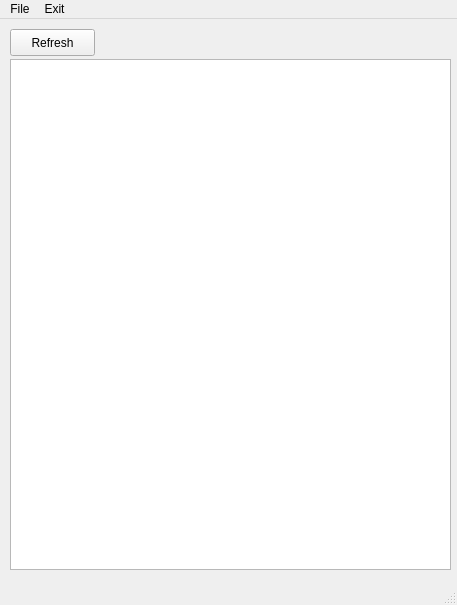
The window that tools/debug/TreeView.ui (TrickPlay/Trickplay) describes before a commit, drawn with Qt 5.
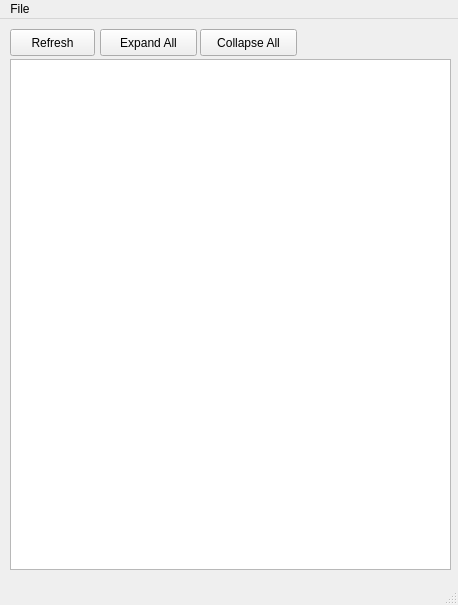
The same window after the commit.

Commit message: Fixed clip property's floating point round error. Added exit button.

Diff of the .ui file:
```diff
--- a/tools/debug/TreeView.ui
+++ b/tools/debug/TreeView.ui
@@ -9,12 +9,12 @@
    <rect>
     <x>0</x>
     <y>0</y>
-    <width>457</width>
+    <width>458</width>
     <height>605</height>
    </rect>
   </property>
   <property name="sizePolicy">
-   <sizepolicy hsizetype="Expanding" vsizetype="Expanding">
+   <sizepolicy hsizetype="Ignored" vsizetype="Ignored">
     <horstretch>0</horstretch>
     <verstretch>0</verstretch>
    </sizepolicy>
@@ -58,13 +58,39 @@
      <string>Refresh</string>
     </property>
    </widget>
+   <widget class="QPushButton" name="button_ExpandAll">
+    <property name="geometry">
+     <rect>
+      <x>100</x>
+      <y>10</y>
+      <width>97</width>
+      <height>27</height>
+     </rect>
+    </property>
+    <property name="text">
+     <string>Expand All</string>
+    </property>
+   </widget>
+   <widget class="QPushButton" name="button_CollapseAll">
+    <property name="geometry">
+     <rect>
+      <x>200</x>
+      <y>10</y>
+      <width>97</width>
+      <height>27</height>
+     </rect>
+    </property>
+    <property name="text">
+     <string>Collapse All</string>
+    </property>
+   </widget>
   </widget>
   <widget class="QMenuBar" name="menubar">
    <property name="geometry">
     <rect>
      <x>0</x>
      <y>0</y>
-     <width>457</width>
+     <width>458</width>
      <height>25</height>
     </rect>
    </property>
@@ -72,14 +98,9 @@
     <property name="title">
      <string>File</string>
     </property>
-   </widget>
-   <widget class="QMenu" name="menuExit">
-    <property name="title">
-     <string>Exit</string>
-    </property>
+    <addaction name="action_Exit"/>
    </widget>
    <addaction name="menuFile"/>
-   <addaction name="menuExit"/>
   </widget>
   <widget class="QStatusBar" name="statusbar"/>
  </widget>
```
Left out of the diff: 78 changed lines with no effect on the pictures. The commit also changes 4 other files.
